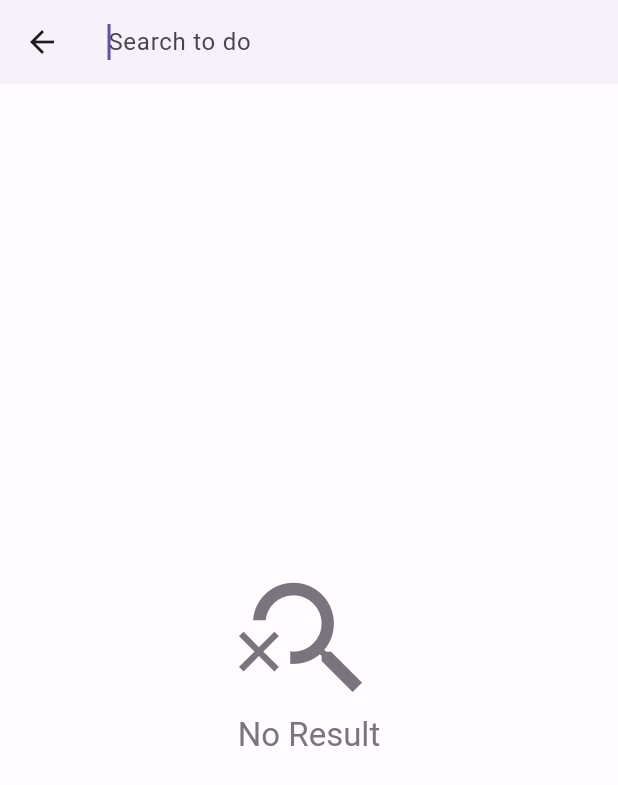
After one commit to darot-chen/todo-app, a Flutter app: the screen it shows after launch, after a tap on the "search" icon, on a phone screen of 412 x 824 dp. The commit adds this screen. Shown: the top 785 px of the screen. Run offline on Flutter 3.47's test engine with Material 2 defaults, Android fonts, the phone set to English and light mode, and no system bars; our stand-ins replace shared_preferences.

Commit message:
Search todo

```diff
--- a/lib/provider/todo_list_provider.dart
+++ b/lib/provider/todo_list_provider.dart
@@ -6,7 +6,9 @@ import 'package:todo_app_challenge/service/storage_service.dart';
 
 class TodoListProvider extends ChangeNotifier {
   List<TodoListModel> todoList = [];
+  List<TodoListModel> searchTodoList = [];
   List<TodoListModel> completedTodoList = [];
+  List<TodoListModel> searchCompletedTodoList = [];
 
   int totalTodo = 0;
 
@@ -24,6 +26,14 @@ class TodoListProvider extends ChangeNotifier {
       completedTodoList = userTodo.completedTodoList ?? [];
     }
     _calTotalTodo();
+    _sortList();
+    notifyListeners();
+  }
+
+  searchTodo(String keyword) async {
+    searchTodoList = todoList.where((element) => element.todo!.contains(keyword)).toList();
+    searchCompletedTodoList = completedTodoList.where((element) => element.todo!.contains(keyword)).toList();
+
     notifyListeners();
   }
 
--- /dev/null
+++ b/lib/view/search_screen.dart
@@ -0,0 +1,93 @@
+import 'package:flutter/material.dart';
+import 'package:provider/provider.dart';
+import 'package:todo_app_challenge/provider/todo_list_provider.dart';
+import 'package:todo_app_challenge/view/widgets/todo_list_items.dart';
+
+class SearchScreen extends StatefulWidget {
+  const SearchScreen({super.key});
+
+  @override
+  State<SearchScreen> createState() => _SearchScreenState();
+}
+
+class _SearchScreenState extends State<SearchScreen> {
+  final TextEditingController textController = TextEditingController();
+
+  @override
+  void initState() {
+    super.initState();
+  }
+
+  @override
+  void dispose() {
+    textController.dispose();
+    super.dispose();
+  }
+
+  @override
+  Widget build(BuildContext context) {
+    final provider = Provider.of<TodoListProvider>(context);
+    int searchResultTotal = provider.searchTodoList.length + provider.searchCompletedTodoList.length;
+
+    return Scaffold(
+        appBar: AppBar(
+          elevation: 1,
+          title: TextField(
+            controller: textController,
+            autofocus: true,
+            decoration: const InputDecoration(
+              border: InputBorder.none,
+              hintText: "Search to do ",
+            ),
+            onChanged: (keyword) {
+              provider.searchTodo(keyword.trim());
+            },
+          ),
+        ),
+        body: Builder(builder: (context) {
+          if (provider.searchTodoList.isEmpty && provider.searchCompletedTodoList.isEmpty) {
+            return Center(
+              child: Column(
+                mainAxisAlignment: MainAxisAlignment.center,
+                children: [
+                  Icon(
+                    Icons.search_off,
+                    size: 100,
+                    color: Theme.of(context).colorScheme.outline,
+                  ),
+                  Text(
+                    "No Result",
+                    style:
+                        Theme.of(context).textTheme.titleLarge?.copyWith(color: Theme.of(context).colorScheme.outline),
+                  ),
+                ],
+              ),
+            );
+          }
+          return SingleChildScrollView(
+            child: Column(
+              crossAxisAlignment: CrossAxisAlignment.start,
+              children: [
+                Padding(
+                  padding: const EdgeInsets.symmetric(horizontal: 16).copyWith(top: 16),
+                  child: Text(
+                    "Results ($searchResultTotal)",
+                    style: Theme.of(context).textTheme.bodyLarge,
+                  ),
+                ),
+                if (provider.searchTodoList.isNotEmpty)
+                  TodoListItems(
+                    items: provider.searchTodoList,
+                  ),
+                if (provider.searchCompletedTodoList.isNotEmpty)
+                  TodoListItems(
+                    items: provider.searchCompletedTodoList,
+                    completed: true,
+                    padding: const EdgeInsets.all(16).copyWith(top: 8),
+                  ),
+              ],
+            ),
+          );
+        }));
+  }
+}
--- a/lib/view/widgets/todo_app_bar.dart
+++ b/lib/view/widgets/todo_app_bar.dart
@@ -1,6 +1,7 @@
 import 'package:flutter/material.dart';
 import 'package:provider/provider.dart';
 import 'package:todo_app_challenge/provider/todo_list_provider.dart';
+import 'package:todo_app_challenge/view/search_screen.dart';
 
 class TodoAppBar extends StatelessWidget {
   const TodoAppBar({super.key});
@@ -46,12 +47,24 @@ class TodoAppBar extends StatelessWidget {
             )
           : null,
       actions: [
-        provider.isEdit
-            ? IconButton(
+        if (provider.isEdit)
+          IconButton(
             onPressed: () => provider.selectAll(),
             icon: const Icon(Icons.circle_outlined),
-              )
-            : MenuAnchor(
+          ),
+        if (!provider.isEdit)
+          IconButton(
+            onPressed: () {
+              provider.searchTodoList = provider.todoList;
+              provider.searchCompletedTodoList = provider.completedTodoList;
+              Navigator.of(context).push(
+                MaterialPageRoute(builder: (_) => const SearchScreen()),
+              );
+            },
+            icon: const Icon(Icons.search),
+          ),
+        if (!provider.isEdit)
+          MenuAnchor(
             alignmentOffset: const Offset(-70, 0),
             menuChildren: List.generate(menuButtons.length, (index) {
               return MenuItemButton(
--- a/lib/view/widgets/todo_item.dart
+++ b/lib/view/widgets/todo_item.dart
@@ -2,7 +2,7 @@ import 'package:flutter/material.dart';
 import 'package:provider/provider.dart';
 import 'package:todo_app_challenge/model/todo_list_model.dart';
 import 'package:todo_app_challenge/provider/todo_list_provider.dart';
-import 'package:todo_app_challenge/view/new_to_do_bottom_sheet.dart';
+import 'package:todo_app_challenge/view/widgets/new_to_do_bottom_sheet.dart';
 
 class TodoItem extends StatelessWidget {
   final bool completed;
@@ -40,7 +40,7 @@ class TodoItem extends StatelessWidget {
               : null,
         ),
         onTap: () {
-          TodoListModel newTodo = todo.copyWith(isSelected: true);
+          TodoListModel newTodo = todo.copyWith(isSelected: !todo.isSelected);
           provider.updateTodo(newTodo);
         },
         onLongPress: () {},
--- a/pubspec.yaml
+++ b/pubspec.yaml
@@ -13,6 +13,7 @@ dependencies:
   cupertino_icons: ^1.0.2
   provider: ^6.0.5
   shared_preferences: ^2.1.1
+  fuzzysearch: ^0.1.3
 
 dev_dependencies:
   flutter_test:
```
Also changed, not shown: lib/view/home_screen.dart (+47 -50 lines), lib/view/widgets/new_to_do_bottom_sheet.dart (renamed from lib/view/new_to_do_bottom_sheet.dart, +58 -17 lines), lib/view/widgets/todo_list_items.dart (added, +58 -0 lines), pubspec.lock, 1 other file. Lines whose indentation alone changed are shown as unchanged.
